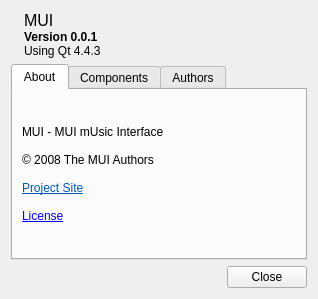
kvrohit/muiplayer, file src/MUI/ui/about.ui: the form before one commit.
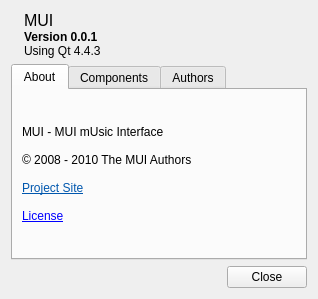
The form after the commit. Icons and pictures are not drawn.

Commit message: * Changed the table view to tree view control in both main window and about box * Added a stylesheet edit dialog to play around with QStyleSheets * Commit number 100 :D

What changed in the file:
```diff
--- a/src/MUI/ui/about.ui
+++ b/src/MUI/ui/about.ui
@@ -113,19 +113,22 @@
       </attribute>
       <layout class="QVBoxLayout" name="verticalLayout_2" >
        <item>
-        <widget class="QLabel" name="label_4" >
-         <property name="text" >
-          <string>&lt;!DOCTYPE HTML PUBLIC "-//W3C//DTD HTML 4.0//EN" "http://www.w3.org/TR/REC-html40/strict.dtd">
-&lt;html>&lt;head>&lt;meta name="qrichtext" content="1" />&lt;style type="text/css">
+        <widget class="QLabel" name="label_4">
+         <property name="text">
+          <string>&lt;!DOCTYPE HTML PUBLIC &quot;-//W3C//DTD HTML 4.0//EN&quot; &quot;http://www.w3.org/TR/REC-html40/strict.dtd&quot;&gt;
+&lt;html&gt;&lt;head&gt;&lt;meta name=&quot;qrichtext&quot; content=&quot;1&quot; /&gt;&lt;style type=&quot;text/css&quot;&gt;
 p, li { white-space: pre-wrap; }
-&lt;/style>&lt;/head>&lt;body style=" font-family:'MS Shell Dlg 2'; font-size:8.25pt; font-weight:400; font-style:normal;">
-&lt;p style=" margin-top:0px; margin-bottom:0px; margin-left:0px; margin-right:0px; -qt-block-indent:0; text-indent:0px; font-family:'DejaVu Sans'; font-size:9pt;">MUI - MUI mUsic Interface&lt;/p>
-&lt;p style="-qt-paragraph-type:empty; margin-top:0px; margin-bottom:0px; margin-left:0px; margin-right:0px; -qt-block-indent:0; text-indent:0px; font-family:'DejaVu Sans'; font-size:9pt;">&lt;/p>
-&lt;p style=" margin-top:0px; margin-bottom:0px; margin-left:0px; margin-right:0px; -qt-block-indent:0; text-indent:0px; font-family:'DejaVu Sans'; font-size:9pt;">&amp;copy; 2008 The MUI Authors&lt;/p>
-&lt;p style="-qt-paragraph-type:empty; margin-top:0px; margin-bottom:0px; margin-left:0px; margin-right:0px; -qt-block-indent:0; text-indent:0px; font-family:'DejaVu Sans'; font-size:9pt;">&lt;/p>
-&lt;p style=" margin-top:0px; margin-bottom:0px; margin-left:0px; margin-right:0px; -qt-block-indent:0; text-indent:0px; font-family:'DejaVu Sans'; font-size:9pt;">&lt;a href="http://code.google.com/p/muiplayer">&lt;span style=" text-decoration: underline; color:#0057ae;">Project Site&lt;/span>&lt;/a>&lt;/p>
-&lt;p style="-qt-paragraph-type:empty; margin-top:0px; margin-bottom:0px; margin-left:0px; margin-right:0px; -qt-block-indent:0; text-indent:0px; font-family:'DejaVu Sans'; font-size:9pt; text-decoration: underline; color:#0057ae;">&lt;/p>
-&lt;p style=" margin-top:0px; margin-bottom:0px; margin-left:0px; margin-right:0px; -qt-block-indent:0; text-indent:0px; font-family:'DejaVu Sans'; font-size:9pt; text-decoration: underline; color:#0057ae;">&lt;a href="http://www.gnu.org/licenses/gpl-2.0.html">&lt;span style=" color:#0000ff;">License&lt;/span>&lt;/a>&lt;/p>&lt;/body>&lt;/html></string>
+&lt;/style&gt;&lt;/head&gt;&lt;body style=&quot; font-family:'MS Shell Dlg 2'; font-size:8.25pt; font-weight:400; font-style:normal;&quot;&gt;
+&lt;p style=&quot; margin-top:0px; margin-bottom:0px; margin-left:0px; margin-right:0px; -qt-block-indent:0; text-indent:0px;&quot;&gt;&lt;span style=&quot; font-family:'DejaVu Sans'; font-size:9pt;&quot;&gt;MUI - MUI mUsic Interface&lt;/span&gt;&lt;/p&gt;
+&lt;p style=&quot;-qt-paragraph-type:empty; margin-top:0px; margin-bottom:0px; margin-left:0px; margin-right:0px; -qt-block-indent:0; text-indent:0px; font-family:'DejaVu Sans'; font-size:9pt;&quot;&gt;&lt;/p&gt;
+&lt;p style=&quot; margin-top:0px; margin-bottom:0px; margin-left:0px; margin-right:0px; -qt-block-indent:0; text-indent:0px;&quot;&gt;&lt;span style=&quot; font-family:'DejaVu Sans'; font-size:9pt;&quot;&gt;© 2008 - 2010 The MUI Authors&lt;/span&gt;&lt;/p&gt;
+&lt;p style=&quot;-qt-paragraph-type:empty; margin-top:0px; margin-bottom:0px; margin-left:0px; margin-right:0px; -qt-block-indent:0; text-indent:0px; font-family:'DejaVu Sans'; font-size:9pt;&quot;&gt;&lt;/p&gt;
+&lt;p style=&quot; margin-top:0px; margin-bottom:0px; margin-left:0px; margin-right:0px; -qt-block-indent:0; text-indent:0px;&quot;&gt;&lt;a href=&quot;http://code.google.com/p/muiplayer&quot;&gt;&lt;span style=&quot; font-family:'DejaVu Sans'; font-size:9pt; text-decoration: underline; color:#0057ae;&quot;&gt;Project Site&lt;/span&gt;&lt;/a&gt;&lt;/p&gt;
+&lt;p style=&quot;-qt-paragraph-type:empty; margin-top:0px; margin-bottom:0px; margin-left:0px; margin-right:0px; -qt-block-indent:0; text-indent:0px; font-family:'DejaVu Sans'; font-size:9pt; text-decoration: underline; color:#0057ae;&quot;&gt;&lt;/p&gt;
+&lt;p style=&quot; margin-top:0px; margin-bottom:0px; margin-left:0px; margin-right:0px; -qt-block-indent:0; text-indent:0px;&quot;&gt;&lt;a href=&quot;http://www.gnu.org/licenses/gpl-2.0.html&quot;&gt;&lt;span style=&quot; font-family:'DejaVu Sans'; font-size:9pt; text-decoration: underline; color:#0000ff;&quot;&gt;License&lt;/span&gt;&lt;/a&gt;&lt;/p&gt;&lt;/body&gt;&lt;/html&gt;</string>
+         </property>
+         <property name="openExternalLinks">
+          <bool>true</bool>
          </property>
         </widget>
        </item>
```
Left out of the diff: 178 changed lines with no effect on the pictures. The commit also changes 11 other files.
